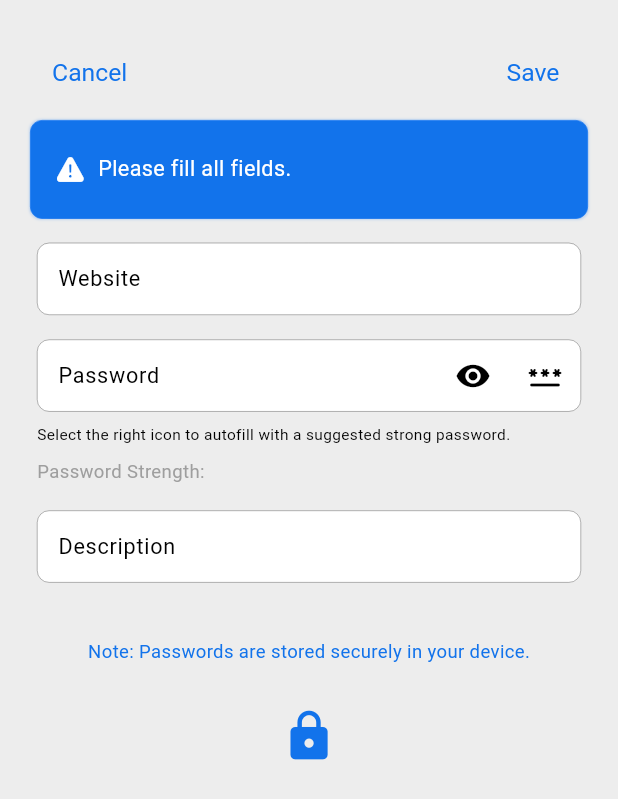
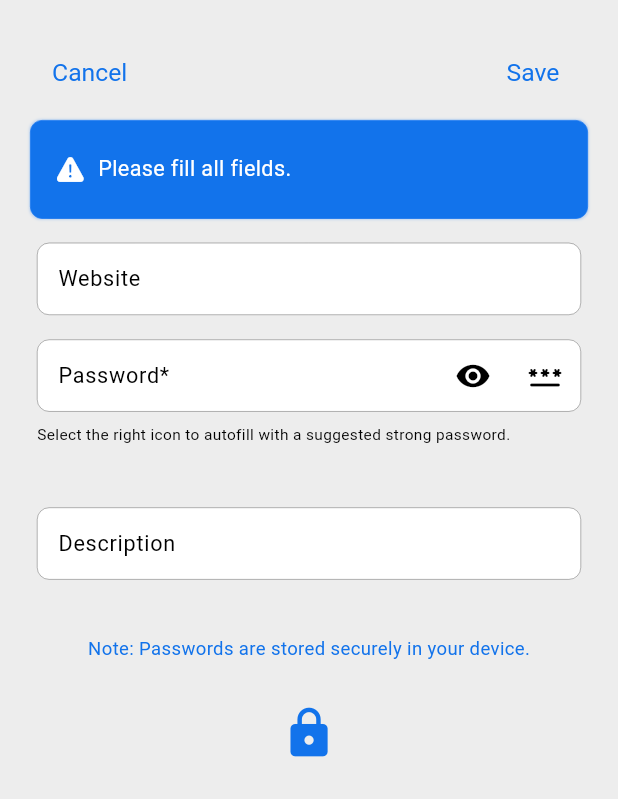
Before and after one commit to deb-sahu/password-vault, a Flutter app: the AddPasswordDialog widget shown alone on an empty page, opened directly with empty values, after a tap on "Save", on a phone screen of 412 x 824 dp. Shown: the top 799 px of the screen. Run offline on Flutter 3.47's test engine with Material 3 defaults, Android fonts, the phone set to English and light mode, and no system bars; our stand-ins replace device_info_plus, file_picker, flutter_easyloading, flutter_riverpod, flutter_svg, go_router and 6 more; missing offline and left inert: android_intent_plus, local_auth_android, local_auth_darwin; accounts and stored records are empty; Roboto replaces fonts that are missing (FontRegular).

```diff
--- a/lib/cache/hive_models/passwords_model.dart
+++ b/lib/cache/hive_models/passwords_model.dart
@@ -10,13 +10,13 @@
   String passwordTitle;
 
   @HiveField(2)
-  String siteLink;
+  String? siteLink;
 
   @HiveField(3)
   String savedPassword;
 
   @HiveField(4)
-  String passwordDescription;
+  String? passwordDescription;
 
   @HiveField(5)
   DateTime? createdAt;
--- a/lib/feature/home/home.dart
+++ b/lib/feature/home/home.dart
@@ -201,7 +201,7 @@
                               ),
                               SizedBox(height: height * 0.01),
                               Text(
-                                favoritePasswords[index].passwordDescription,
+                                favoritePasswords[index].passwordDescription ?? '',
                                 style: AppStyles.customText(context,
                                     color: ThemeChangeService().getThemeChangeValue()
                                         ? AppColor.whiteColor
--- a/lib/feature/passwords/add_password_dialog.dart
+++ b/lib/feature/passwords/add_password_dialog.dart
@@ -42,6 +42,11 @@
         TextEditingController(text: widget.passwordModel?.passwordDescription ?? '');
     _passwordId = widget.passwordModel?.passwordId ?? '';
     _isEditMode = widget.passwordModel != null;
+
+    // Check password strength on initialization if there's already a password
+    if (_passwordController.text.isNotEmpty) {
+      _checkPasswordStrength(_passwordController.text);
+    }
   }
 
   @override
@@ -61,10 +66,7 @@
 
   void _savePassword(BuildContext context) async {
     // Validate fields
-    if (_titleController.text.isEmpty ||
-        _linkController.text.isEmpty ||
-        _passwordController.text.isEmpty ||
-        _descriptionController.text.isEmpty) {
+    if (_titleController.text.isEmpty || _passwordController.text.isEmpty) {
       AppStyles.showError(context, 'Please fill all fields.');
       return;
     }
@@ -106,48 +108,41 @@
       }
     } catch (e) {
       if (context.mounted) {
-      AppStyles.showError(context, 'An error occurred. Please try again.');
+        AppStyles.showError(context, 'An error occurred. Please try again.');
       }
     }
   }
 
-  String _passwordStrength = '';
-  Color _strengthColor = Colors.grey;
+  String _passwordStrengthText = '';
+  Color _passwordStrengthColor = Colors.transparent;
 
   void _checkPasswordStrength(String password) {
-    int score = 0;
+    int strength = 0;
 
-    if (password.length >= 8) score++;
-    if (RegExp(r'[A-Z]').hasMatch(password)) score++;
-    if (RegExp(r'[a-z]').hasMatch(password)) score++;
-    if (RegExp(r'[0-9]').hasMatch(password)) score++;
-    if (RegExp(r'[!@#\$%^&*(),.?":{}|<>]').hasMatch(password)) score++;
+    if (password.length >= 8) strength++;
+    if (RegExp(r'[A-Z]').hasMatch(password)) strength++;
+    if (RegExp(r'[a-z]').hasMatch(password)) strength++;
+    if (RegExp(r'[0-9]').hasMatch(password)) strength++;
+    if (RegExp(r'[!@#\$&*~]').hasMatch(password)) strength++;
 
-    switch (score) {
-      case 0:
-      case 1:
-        _passwordStrength = 'Very Weak';
-        _strengthColor = Colors.red;
-        break;
-      case 2:
-        _passwordStrength = 'Weak';
-        _strengthColor = Colors.orange;
-        break;
-      case 3:
-        _passwordStrength = 'Medium';
-        _strengthColor = Colors.amber;
-        break;
-      case 4:
-        _passwordStrength = 'Strong';
-        _strengthColor = Colors.lightGreen;
-        break;
-      case 5:
-        _passwordStrength = 'Very Strong';
-        _strengthColor = Colors.green;
-        break;
-    }
-
-    setState(() {});
+    setState(() {
+      if (strength < 3) {
+        _passwordStrengthText = 'Very Weak';
+        _passwordStrengthColor = Colors.red;
+      } else if (strength == 3) {
+        _passwordStrengthText = 'Weak';
+        _passwordStrengthColor = Colors.orange;
+      } else if (strength == 4) {
+        _passwordStrengthText = 'Medium';
+        _passwordStrengthColor = Colors.amber;
+      } else if (strength == 5) {
+        _passwordStrengthText = 'Strong';
+        _passwordStrengthColor = Colors.lightGreen;
+      } else {
+        _passwordStrengthText = 'Very Strong';
+        _passwordStrengthColor = Colors.green;
+      }
+    });
   }
 
   @override
@@ -209,7 +204,13 @@
               spellCheckConfiguration:
                   SpellCheckConfiguration(spellCheckService: DefaultSpellCheckService()),
               decoration: InputDecoration(
-                  labelText: 'Title',
+                  labelText: 'Title*',
+                  hintText: 'Enter title e.g. Facebook, Google, etc.',
+                  hintStyle: AppStyles.customText(context,
+                      sizeFactor: 0.035,
+                      color: ThemeChangeService().getThemeChangeValue()
+                          ? AppColor.whiteColor
+                          : AppColor.darkGrey),
                   labelStyle: AppStyles.customText(context,
                       sizeFactor: 0.035,
                       color: ThemeChangeService().getThemeChangeValue()
@@ -228,12 +229,18 @@
               controller: _linkController,
               decoration: InputDecoration(
                   labelText: 'Website',
+                  hintText: 'Enter website link e.g. www.example.com',
+                  hintStyle: AppStyles.customText(context,
+                      sizeFactor: 0.035,
+                      color: ThemeChangeService().getThemeChangeValue()
+                          ? AppColor.whiteColor
+                          : AppColor.darkGrey),
                   labelStyle: AppStyles.customText(context,
                       sizeFactor: 0.035,
                       color: ThemeChangeService().getThemeChangeValue()
                           ? AppColor.whiteColor
                           : AppColor.blackColor),
-                  hintText: AutofillHints.url),
+                  ),
             ),
             SizedBox(height: height * 0.02),
             TextField(
@@ -244,7 +251,13 @@
                       : AppColor.blackColor),
               controller: _passwordController,
               decoration: InputDecoration(
-                labelText: 'Password',
+                labelText: 'Password*',
+                hintText: 'Enter password',
+                hintStyle: AppStyles.customText(context,
+                    sizeFactor: 0.035,
+                    color: ThemeChangeService().getThemeChangeValue()
+                        ? AppColor.whiteColor
+                        : AppColor.darkGrey),
                 labelStyle: AppStyles.customText(context,
                     sizeFactor: 0.035,
                     color: ThemeChangeService().getThemeChangeValue()
@@ -271,7 +284,9 @@
                 ),
               ),
               obscureText: _isObscured,
-              onChanged: _checkPasswordStrength,
+              onChanged: (password) {
+                _checkPasswordStrength(password);
+              },
             ),
             SizedBox(height: height * 0.01),
             Text(
@@ -284,8 +299,9 @@
             ),
             SizedBox(height: height * 0.01),
             Text(
-              'Password Strength: $_passwordStrength',
-              style: AppStyles.customText(context, sizeFactor: 0.03, color: _strengthColor),
+              'Password Strength: $_passwordStrengthText',
+              style: AppStyles.customText(context,
+                  sizeFactor: 0.028, color: _passwordStrengthColor, weight: FontWeight.bold),
             ),
             SizedBox(height: height * 0.02),
             TextField(
@@ -299,6 +315,12 @@
               controller: _descriptionController,
               decoration: InputDecoration(
                   labelText: 'Description',
+                  hintText: 'Enter description',
+                  hintStyle: AppStyles.customText(context,
+                      sizeFactor: 0.035,
+                      color: ThemeChangeService().getThemeChangeValue()
+                          ? AppColor.whiteColor
+                          : AppColor.darkGrey),
                   labelStyle: AppStyles.customText(context,
                       sizeFactor: 0.035,
                       color: ThemeChangeService().getThemeChangeValue()
--- a/lib/service/cache/cache_service.dart
+++ b/lib/service/cache/cache_service.dart
@@ -290,9 +290,9 @@
         action: action,
         timestamp: DateTime.now(),
         passwordTitle: password.passwordTitle,
-        siteLink: password.siteLink,
+        siteLink: password.siteLink ?? '',
         savedPassword: password.savedPassword,
-        passwordDescription: password.passwordDescription,
+        passwordDescription: password.passwordDescription ?? '',
       );
       await historyBox.put(historyEntry.historyId, historyEntry);
     } catch (e) {
```
Also changed, not shown: lib/feature/passwords/passwords.dart (+6 -2 lines), lib/cache/hive_models/passwords_model.g.dart.
